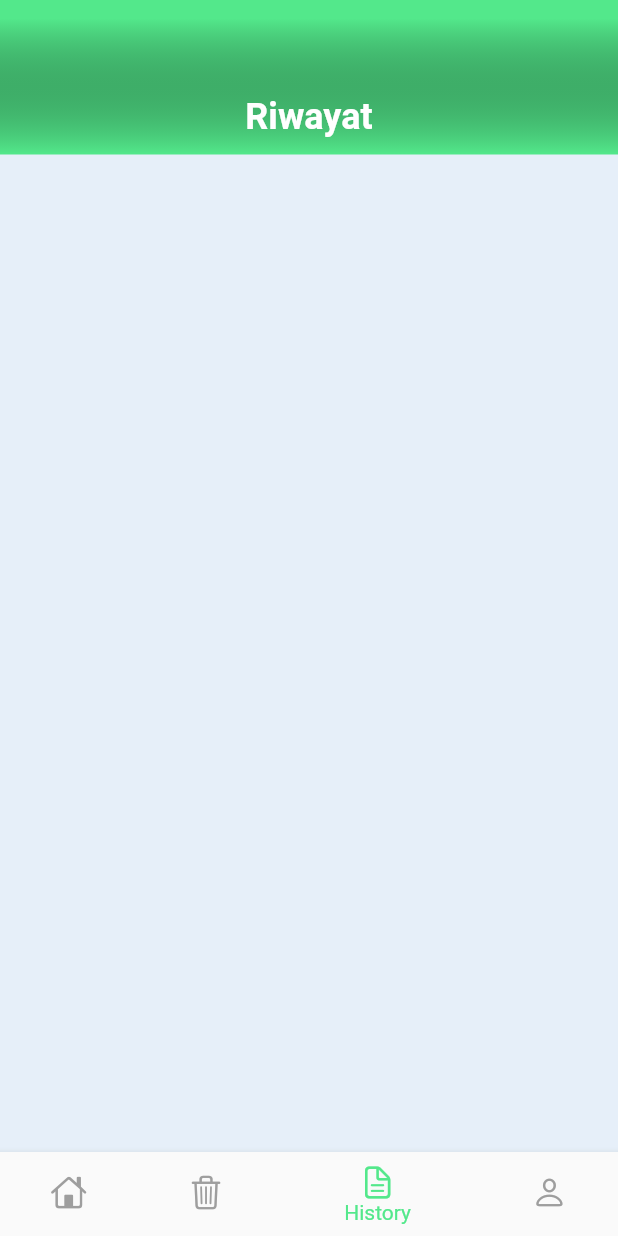
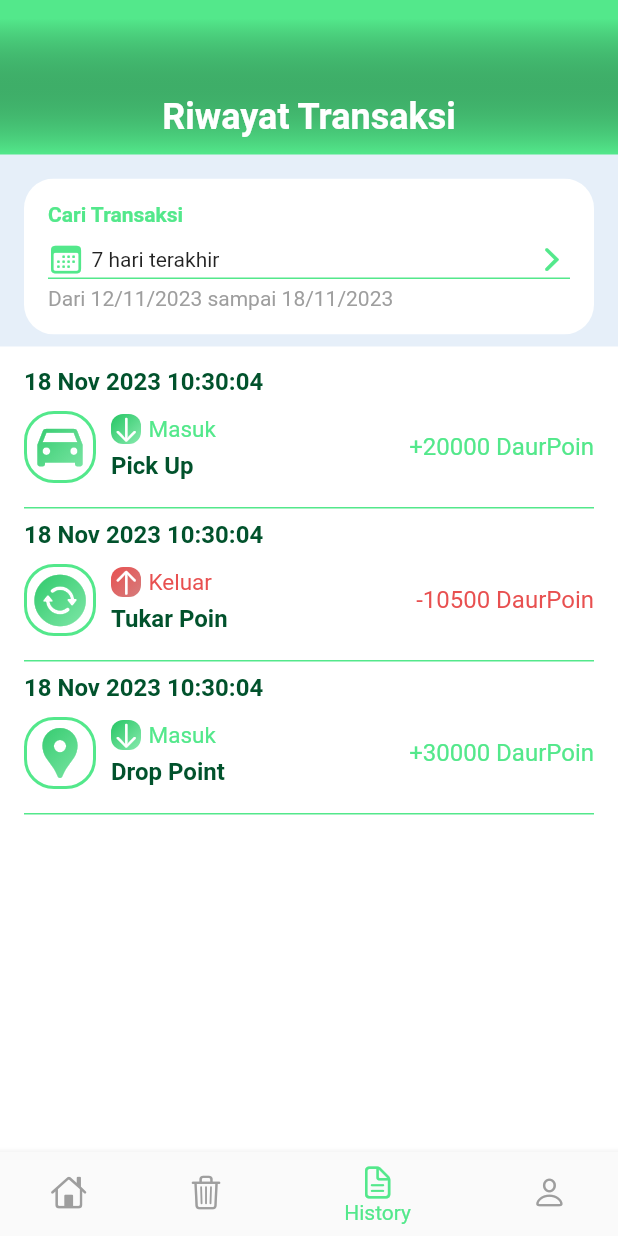
Before and after one commit to irfanp22/DaurApp, a Flutter app: the screen it shows after launch, item 3 of the bottom bar chosen, on a phone screen of 412 x 824 dp. Run offline on Flutter 3.47's test engine with Material 2 defaults, Android fonts, the phone set to English and light mode, and no system bars; our stand-ins replace device_preview, flutter_svg, form_field_validator, get, package_info_plus.

Commit message:
transaksi ui

```diff
--- a/lib/interface/screen/history_screen.dart
+++ b/lib/interface/screen/history_screen.dart
@@ -1,16 +1,61 @@
 import 'package:daur_app/interface/utils/app_style.dart';
+import 'package:daur_app/interface/widget/date_filter_modal.dart';
 import 'package:daur_app/interface/widget/green_top_widget.dart';
+import 'package:daur_app/interface/widget/transaksi_widget.dart';
 import 'package:daur_app/interface/widget/white_space_widget.dart';
+import 'package:flutter/cupertino.dart';
 import 'package:flutter/material.dart';
+import 'package:intl/intl.dart';
+
+class Transaksi {
+  final String type;
+  final String category;
+  final int poin;
+  final DateTime date;
+
+  Transaksi({
+    required this.type,
+    required this.category,
+    required this.poin,
+    required this.date,
+  });
+}
 
 class HistoryScreen extends StatefulWidget {
-  const HistoryScreen({Key? key}) : super(key: key);
+  String selectedOption = "7 hari terakhir";
+  DateTime startDate = DateTime.now().subtract(const Duration(days: 6));
+  DateTime endDate = DateTime.now();
+  HistoryScreen({Key? key}) : super(key: key);
 
   @override
   _HistoryScreenState createState() => _HistoryScreenState();
 }
 
 class _HistoryScreenState extends State<HistoryScreen> {
+  List<Transaksi> items = [
+    Transaksi(
+        type: 'Masuk', category: 'Pick Up', poin: 20000, date: DateTime.now()),
+    Transaksi(
+        type: 'Keluar',
+        category: 'Tukar Poin',
+        poin: 10500,
+        date: DateTime.now()),
+    Transaksi(
+        type: 'Masuk',
+        category: 'Drop Point',
+        poin: 30000,
+        date: DateTime.now()),
+  ];
+
+  void _handleDateFilterChange(
+      String selectedOption, DateTime startDate, DateTime endDate) {
+    setState(() {
+      widget.selectedOption = selectedOption;
+      widget.startDate = startDate;
+      widget.endDate = endDate;
+    });
+  }
+
   @override
   Widget build(BuildContext context) {
     return Scaffold(
@@ -32,7 +77,7 @@ class _HistoryScreenState extends State<HistoryScreen> {
                 children: [
                   Center(
                     child: Text(
-                      "Riwayat",
+                      "Riwayat Transaksi",
                       style: Theme.of(context)
                           .textTheme
                           .headlineSmall!
@@ -45,8 +90,108 @@ class _HistoryScreenState extends State<HistoryScreen> {
               ),
             ),
           ),
+          Positioned(
+            top: (MediaQuery.of(context).size.height * 0.25) / 2 +
+                AppStyle.defaultPadding,
+            left: AppStyle.defaultPadding,
+            right: AppStyle.defaultPadding,
+            child: ClipRRect(
+              borderRadius: BorderRadius.circular(20.0),
+              child: Container(
+                color: Colors.white,
+                child: Padding(
+                  padding: const EdgeInsets.all(AppStyle.defaultPadding),
+                  child: Column(
+                    children: [
+                      Row(
+                        children: [
+                          Text(
+                            "Cari Transaksi",
+                            style: Theme.of(context)
+                                .textTheme
+                                .bodyMedium!
+                                .copyWith(
+                                  fontWeight: FontWeight.bold,
+                                  color: AppStyle.primaryColor,
+                                ),
+                          ),
+                        ],
+                      ),
+                      const SizedBox(height: 10),
+                      InkWell(
+                        onTap: () {
+                          _showDateRangeSelectionModal(context);
+                        },
+                        child: Row(
+                          mainAxisAlignment: MainAxisAlignment.spaceBetween,
+                          children: [
+                            Row(
+                              children: [
+                                const Icon(
+                                  CupertinoIcons.calendar,
+                                  color: AppStyle.primaryColor,
+                                ),
+                                const SizedBox(width: 5),
+                                Text(widget.selectedOption),
+                              ],
+                            ),
+                            const Icon(CupertinoIcons.chevron_forward,
+                                color: AppStyle.primaryColor),
+                          ],
+                        ),
+                      ),
+                      Container(
+                        height: 1,
+                        width: double.infinity,
+                        color: AppStyle.primaryColor,
+                      ),
+                      const SizedBox(height: 5),
+                      Row(
+                        children: [
+                          Text(
+                            "Dari ${DateFormat('dd/MM/yyyy').format(widget.startDate)} sampai ${DateFormat('dd/MM/yyyy').format(widget.endDate)}",
+                            style: const TextStyle(color: Colors.grey),
+                          )
+                        ],
+                      )
+                    ],
+                  ),
+                ),
+              ),
+            ),
+          ),
+          Positioned(
+            top: (MediaQuery.of(context).size.height * 0.25) + 25,
+            right: 0,
+            left: 0,
+            bottom: 0,
+            child: Container(
+              color: Colors.white,
+              child: ListView.builder(
+                padding: const EdgeInsets.fromLTRB(0, 10, 0, 10),
+                itemCount: items.length,
+                itemBuilder: (context, index) {
+                  return TransaksiWidget(
+                      context: context, index: index, items: items);
+                },
+              ),
+            ),
+          ),
         ],
       ),
     );
   }
+
+  void _showDateRangeSelectionModal(BuildContext context) {
+    showModalBottomSheet(
+      context: context,
+      builder: (BuildContext context) {
+        return DateFilterModal(
+            selectedOption: widget.selectedOption,
+            startDate: widget.startDate,
+            endDate: widget.endDate,
+            onOptionChanged: _handleDateFilterChange);
+      },
+    );
+  }
 }
--- a/lib/interface/screen/main_bot_nav_screen.dart
+++ b/lib/interface/screen/main_bot_nav_screen.dart
@@ -20,7 +20,7 @@ class _BottomNavBarScreenState extends State<BottomNavBarScreen> {
   final List<Widget> screens = [
     const HomeScreen(),
     const TrashScreen(),
-    const HistoryScreen(),
+    HistoryScreen(),
     const AccountScreen()
   ];
 
--- a/lib/interface/screen/trash_screen.dart
+++ b/lib/interface/screen/trash_screen.dart
@@ -182,8 +182,7 @@ class _TrashScreenState extends State<TrashScreen> {
                 ),
               ),
             ),
-            if (items
-                .isNotEmpty) // Show the summary widget when items are not empty
+            if (items.isNotEmpty)
               Positioned(
                 bottom: 0,
                 left: 0,
--- a/lib/interface/utils/app_style.dart
+++ b/lib/interface/utils/app_style.dart
@@ -20,6 +20,7 @@ class AppStyle {
   static const Color textColor = Colors.white;
   static const Color backgroundColor = Color(0xFFE6EFF9);
   static const Color redColor = Color(0xFFE85050);
+  static const Color redSecondary = Color.fromARGB(255, 213, 125, 125);
 
   static const defaultPadding = 16.0;
   static OutlineInputBorder textFieldBorder = OutlineInputBorder(
--- a/lib/interface/widget/news_list_widget.dart
+++ b/lib/interface/widget/news_list_widget.dart
@@ -1,4 +1,5 @@
 import 'package:daur_app/data/model/news_model.dart';
+import 'package:flutter/cupertino.dart';
 import 'package:flutter/material.dart';
 
 class NewsListItem extends StatelessWidget {
@@ -9,7 +10,7 @@ class NewsListItem extends StatelessWidget {
   @override
   Widget build(BuildContext context) {
     return ListTile(
-      leading: const Icon(Icons.calendar_today), // Date icon on the left
+      leading: const Icon(CupertinoIcons.calendar), // Date icon on the left
       title: Text(newsItem.title),
       subtitle: Column(
         crossAxisAlignment: CrossAxisAlignment.start,
--- /dev/null
+++ b/lib/interface/widget/transaksi_widget.dart
@@ -0,0 +1,156 @@
+import 'package:daur_app/interface/screen/history_screen.dart';
+import 'package:daur_app/interface/utils/app_style.dart';
+import 'package:flutter/cupertino.dart';
+import 'package:flutter/material.dart';
+import 'package:intl/intl.dart';
+
+class TransaksiWidget extends StatelessWidget {
+  BuildContext context;
+  int index;
+  List<Transaksi> items;
+
+  TransaksiWidget(
+      {Key? key,
+      required this.context,
+      required this.index,
+      required this.items})
+      : super(key: key);
+
+  @override
+  Widget build(BuildContext context) {
+    return ListTile(
+      title: Column(
+        children: [
+          Row(
+            children: [
+              Text(
+                DateFormat('dd MMM y HH:mm:ss').format(items[index].date),
+                style: Theme.of(context).textTheme.titleMedium!.copyWith(
+                    fontWeight: FontWeight.bold, color: AppStyle.headTextColor),
+              ),
+            ],
+          ),
+          const SizedBox(height: 10.0),
+          Row(
+            mainAxisAlignment: MainAxisAlignment.spaceBetween,
+            children: [
+              Row(
+                children: [
+                  Container(
+                    width: 48,
+                    height: 48,
+                    decoration: BoxDecoration(
+                        borderRadius:
+                            const BorderRadius.all(Radius.circular(20)),
+                        border:
+                            Border.all(color: AppStyle.primaryColor, width: 2)),
+                    child: ShaderMask(
+                      shaderCallback: (Rect bounds) {
+                        return const LinearGradient(
+                          colors: [
+                            AppStyle.primaryGradient,
+                            AppStyle.secondaryGradient
+                          ],
+                          begin: Alignment.topLeft,
+                          end: Alignment.bottomRight,
+                        ).createShader(bounds);
+                      },
+                      blendMode: BlendMode.srcATop,
+                      child: Center(
+                          child: Icon(
+                              items[index].category == "Pick Up"
+                                  ? CupertinoIcons.car_fill
+                                  : items[index].category == "Drop Point"
+                                      ? Icons.location_pin
+                                      : CupertinoIcons
+                                          .arrow_2_circlepath_circle_fill,
+                              size: 40,
+                              color: AppStyle.textColor)),
+                    ),
+                  ),
+                  const SizedBox(width: 10.0),
+                  Column(
+                    crossAxisAlignment: CrossAxisAlignment.start,
+                    children: [
+                      Row(
+                        children: [
+                          Container(
+                            width: 20,
+                            height: 20,
+                            decoration: BoxDecoration(
+                              gradient: LinearGradient(
+                                colors: [
+                                  if (items[index].type == "Masuk") ...[
+                                    AppStyle.primaryGradient,
+                                    AppStyle.secondaryGradient,
+                                  ] else ...[
+                                    AppStyle.redColor,
+                                    AppStyle.redSecondary,
+                                  ],
+                                ],
+                                begin: Alignment.topLeft,
+                                end: Alignment.bottomRight,
+                              ),
+                              borderRadius:
+                                  BorderRadius.all(Radius.circular(8)),
+                            ),
+                            child: Row(
+                              children: [
+                                Icon(
+                                  items[index].type == "Masuk"
+                                      ? CupertinoIcons.arrow_down
+                                      : CupertinoIcons.arrow_up,
+                                  size: 20,
+                                  color: AppStyle.textColor,
+                                ),
+                              ],
+                            ),
+                          ),
+                          const SizedBox(width: 5),
+                          Text(
+                            items[index].type,
+                            style: TextStyle(
+                              color: items[index].type == "Masuk"
+                                  ? AppStyle.primaryColor
+                                  : AppStyle.redColor,
+                              fontSize: 15,
+                            ),
+                          ),
+                        ],
+                      ),
+                      const SizedBox(height: 5),
+                      Text(
+                        items[index].category,
+                        style: const TextStyle(
+                            fontWeight: FontWeight.bold,
+                            color: AppStyle.headTextColor),
+                      ),
+                    ],
+                  ),
+                ],
+              ),
+              Row(
+                children: [
+                  Text(
+                    '${items[index].type == "Masuk" ? "+" : "-"}${items[index].poin} DaurPoin',
+                    style: TextStyle(
+                      color: items[index].type == "Masuk"
+                          ? AppStyle.primaryColor
+                          : AppStyle.redColor,
+                    ),
+                  ),
+                ],
+              )
+            ],
+          ),
+          const SizedBox(height: AppStyle.defaultPadding),
+          Container(
+            height: 1,
+            width: double.infinity,
+            color: AppStyle.primaryColor,
+          ),
+        ],
+      ),
+    );
+  }
+}
--- a/pubspec.yaml
+++ b/pubspec.yaml
@@ -19,6 +19,7 @@ dependencies:
   get: ^4.6.6
   package_info_plus: ^4.2.0
   form_field_validator: ^1.1.0
+  intl: ^0.18.1
 
 dev_dependencies:
   flutter_test:
```
Also changed, not shown: lib/interface/widget/date_filter_modal.dart (added, +223 -0 lines), lib/interface/widget/setor_widget.dart (+10 -4 lines), pubspec.lock.
